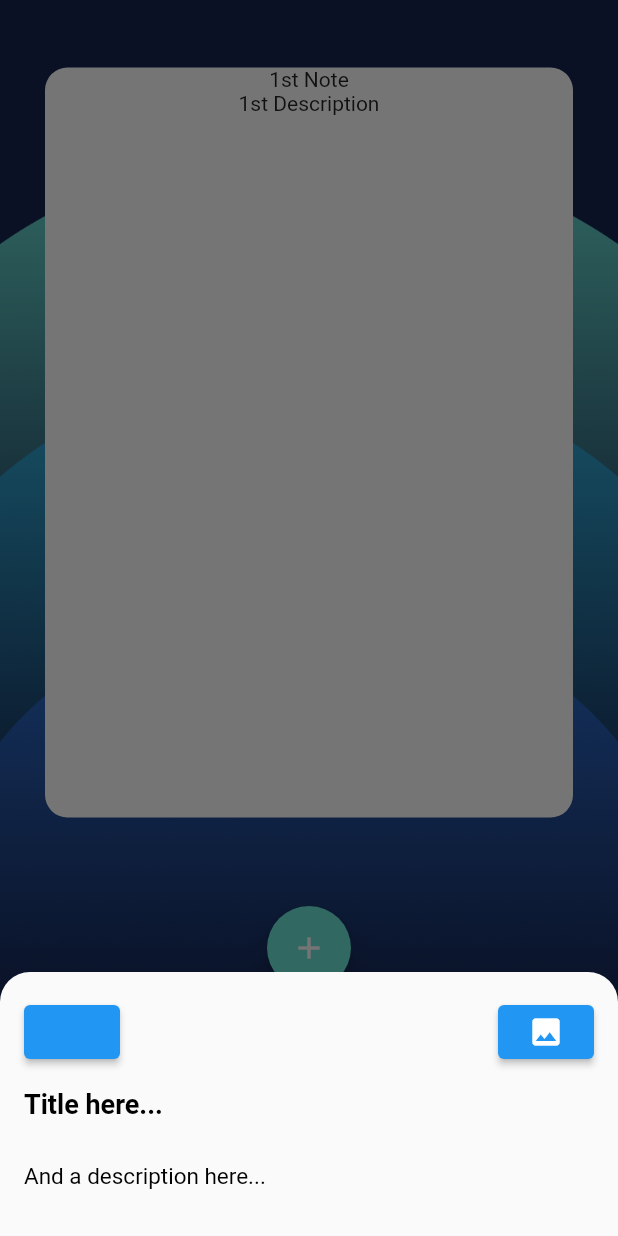
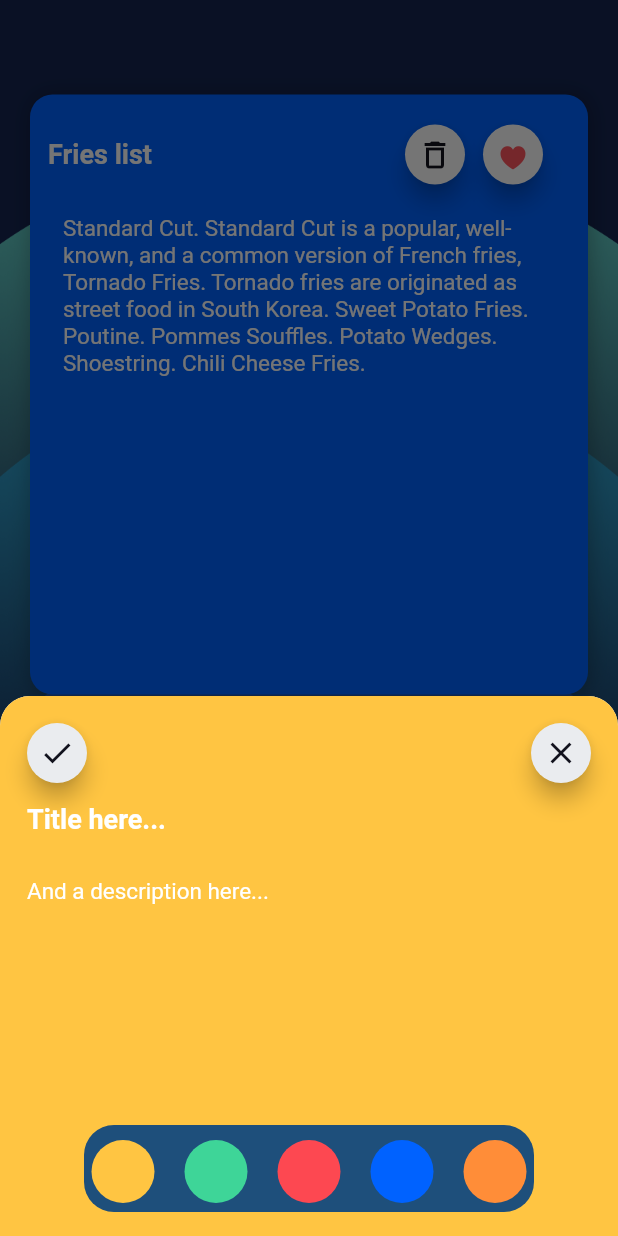
Before and after one commit to Andres-GP/Notastic-App, a Flutter app: the screen it shows after launch, after a tap on the "add" icon, on a phone screen of 412 x 824 dp. Run offline on Flutter 3.47's test engine with Material 2 defaults, Android fonts, the light colour scheme and no system bars; drawn by our look-alikes of lite_rolling_switch.

Commit message:
Generator ui, card ui added, card section ui margin fixes, margin was passed to cards and deleted from the section container (tested)

```diff
--- a/lib/note_operation.dart
+++ b/lib/note_operation.dart
@@ -9,7 +9,7 @@ class NoteOperation extends ChangeNotifier {
   }
 
   NoteOperation() {
-    addNewNote('1st Note', '1st Description');
+    addNewNote('Fries list', 'Standard Cut. Standard Cut is a popular, well-known, and a common version of French fries, Tornado Fries. Tornado fries are originated as street food in South Korea. Sweet Potato Fries. Poutine. Pommes Souffles. Potato Wedges. Shoestring. Chili Cheese Fries.');
   }
 
   void addNewNote(String title, String description) {
--- a/lib/ui/add_note_button.dart
+++ b/lib/ui/add_note_button.dart
@@ -3,6 +3,8 @@ import 'package:flutter/material.dart';
 import 'package:notastic_app/note_operation.dart';
 import 'package:notastic_app/ui/utils/colors.dart';
 import 'package:provider/provider.dart';
+
+import 'color_picker.dart';
 
 class AddNoteButton extends StatefulWidget {
   @override
@@ -42,19 +44,47 @@ class _AddNoteButtonState extends State<AddNoteButton> {
 
   //Note Generator
   Widget buildSheet() => Container(
-    padding: EdgeInsets.all(16),
+
+    child: Stack(
+      children: [
+        ColorPickerWidget(),
+        Container(
+          padding: EdgeInsets.all(18),
           child: Column(
             mainAxisSize: MainAxisSize.min,
             children: [
               Row(
                 children: [
-              ElevatedButton(onPressed: () {
+                  Container(
+                    width: 40,
+                    height: 40,
+
+                    child: FloatingActionButton(
+                      onPressed: () {
                         Provider.of<NoteOperation>(context, listen: false).addNewNote(titleText, descriptionText);
                         Navigator.pop(context);
-                Icon(CupertinoIcons.back);
-              }),
+                      },
+
+                      backgroundColor: AppColor.colorPickerButtonBackgroundColor,
+                      child: Icon(Icons.check,
+                        color: AppColor.colorPickerButtonIconColor,
+                      ),
+                    ),
+                  ),
                   Spacer(),
-              ElevatedButton(onPressed: () => Navigator.of(context).pop(), child: Icon(Icons.image)),
+                  Container(
+                    width: 40,
+                    height: 40,
+
+                    child: FloatingActionButton(
+                      onPressed: () => Navigator.of(context).pop(),
+                      backgroundColor: AppColor.colorPickerButtonBackgroundColor,
+
+                      child: Icon(Icons.close,
+                        color: AppColor.colorPickerButtonIconColor,
+                      ),
+                    ),
+                  ),
                 ],
               ),
               TextField(
@@ -64,8 +94,13 @@ class _AddNoteButtonState extends State<AddNoteButton> {
                     hintStyle: TextStyle(
                         fontSize: 18,
                         fontWeight: FontWeight.bold,
-                color: Colors.black
+                        color: Colors.white
                     )
+                ),
+                style: TextStyle(
+                    fontSize: 18,
+                    fontWeight: FontWeight.bold,
+                    color: Colors.white
                 ),
                 onChanged: (value){
                   titleText = value;
@@ -77,15 +112,21 @@ class _AddNoteButtonState extends State<AddNoteButton> {
                     hintText: "And a description here...",
                     hintStyle: TextStyle(
                         fontSize: 15,
-                      color: Colors.black
+                        color: Colors.white
                     )
+                ),
+                style: TextStyle(
+                    fontSize: 15,
+                    color: Colors.white
                 ),
                 onChanged: (value){
                   descriptionText = value;
                 },
               ),
-
             ],
           ),
+        )
+      ],
+    )
     );
 }
--- /dev/null
+++ b/lib/ui/color_picker.dart
@@ -0,0 +1,128 @@
+import 'package:flutter/material.dart';
+import 'package:notastic_app/ui/utils/colors.dart';
+
+
+
+Color colorPickerColor = AppColor.colorPickerYellow;
+
+//UI
+class ColorPickerWidget extends StatefulWidget {
+  @override
+  _ColorPickerWidgetState createState() => _ColorPickerWidgetState();
+}
+
+class _ColorPickerWidgetState extends State<ColorPickerWidget> {
+
+
+  @override
+  Widget build(BuildContext context) {
+    return Container(
+        decoration: BoxDecoration(
+            color: colorPickerColor,
+            borderRadius: BorderRadius.vertical(
+              top: Radius.circular(20),
+            )
+        ),
+        padding: EdgeInsets.all(16),
+        height: 360,
+        child: Container(
+          margin: const EdgeInsets.only(top: 270),
+          child: MyColorPicker(
+              onSelectColor: (value) {
+                setState(() {
+                  colorPickerColor = value;
+                });
+              },
+              availableColors: [
+                AppColor.colorPickerYellow,
+                AppColor.colorPickerGreen,
+                AppColor.colorPickerRed,
+                AppColor.colorPickerBlue,
+                AppColor.colorPickerOrange,
+              ],
+              initialColor: Colors.yellow),
+        )
+      );
+  }
+}
+
+
+
+
+
+//Logic
+class MyColorPicker extends StatefulWidget {
+  final Function onSelectColor; // This function sends the selected color to outside
+  final List<Color> availableColors; // List of pickable colors
+  final Color initialColor; // The default picked color
+  final bool circleItem; // Determnie shapes of color cells
+
+  MyColorPicker(
+      {@required this.onSelectColor,
+        @required this.availableColors,
+        @required this.initialColor,
+        this.circleItem = true});
+
+  @override
+  _MyColorPickerState createState() => _MyColorPickerState();
+}
+
+class _MyColorPickerState extends State<MyColorPicker> {
+  Color _pickedColor;
+
+  @override
+  void initState() {
+    _pickedColor = widget.initialColor;
+    super.initState();
+  }
+
+  @override
+  Widget build(BuildContext context) {
+    return Container(
+      margin: const EdgeInsets.only(left: 40, right: 40),
+      decoration: BoxDecoration(
+        color: AppColor.colorPickerContainerColor,
+        borderRadius: BorderRadius.circular(20),
+      ),
+      width: double.infinity,
+      height: 200,
+      child: GridView.builder(
+        gridDelegate: SliverGridDelegateWithMaxCrossAxisExtent(
+            maxCrossAxisExtent: 50,
+            childAspectRatio: 1 / 1,
+            crossAxisSpacing: 10,
+            mainAxisSpacing: 10),
+        itemCount: widget.availableColors.length,
+        itemBuilder: (context, index) {
+          final itemColor = widget.availableColors[index];
+          return InkWell(
+            onTap: () {
+              widget.onSelectColor(itemColor);
+              setState(() {
+                _pickedColor = itemColor;
+              });
+            },
+            child: Container(
+              margin: const EdgeInsets.only(top: 10),
+              width: 30,
+              height: 30,
+              decoration: BoxDecoration(
+                  color: itemColor,
+                  shape: widget.circleItem == true
+                      ? BoxShape.circle
+                      : BoxShape.rectangle,),
+              child: itemColor == _pickedColor
+                  ? Center(
+                child: Icon(
+                  Icons.check,
+                  color: Colors.white,
+                ),
+              )
+                  : Container(),
+            ),
+          );
+        },
+      ),
+    );
+  }
+}
--- a/lib/ui/home_screen.dart
+++ b/lib/ui/home_screen.dart
@@ -5,6 +5,7 @@ import 'package:provider/provider.dart';
 import '../note_operation.dart';
 import 'add_note_button.dart';
 import 'background.dart';
+import 'color_picker.dart';
 import 'favorites_screen.dart';
 import 'navigation_widget.dart';
 import 'notes_section.dart';
@@ -16,7 +17,7 @@ class HomeScreen extends StatefulWidget {
 }
 
 class _HomeScreenState extends State<HomeScreen> {
-
+  Color _color = Colors.blue;
   Widget build(BuildContext context) {
     return Scaffold(
       body: Container(
--- a/lib/ui/note_card.dart
+++ b/lib/ui/note_card.dart
@@ -1,6 +1,9 @@
 import 'package:flutter/cupertino.dart';
 import 'package:flutter/material.dart';
+import 'package:notastic_app/ui/utils/colors.dart';
 
+import 'color_picker.dart';
+import 'color_picker.dart';
 import 'note.dart';
 
 
@@ -12,16 +15,98 @@ class NoteCard extends StatelessWidget {
   @override
   Widget build(BuildContext context) {
     return Container(
-      height: 500,
-      margin: const EdgeInsets.only(top: 45),
+      height: 400,
+      margin: const EdgeInsets.only(top: 13, bottom: 12, left: 20, right: 20),
       decoration: BoxDecoration(
-        color: Colors.white,
-        borderRadius: BorderRadius.circular(15)
+        //TODO add color retrieve of the constructed card
+        color: AppColor.colorPickerBlue,
+        borderRadius: BorderRadius.circular(15),
+        boxShadow: [
+          BoxShadow(
+            color: Colors.black26,
+            blurRadius: 12.0,
+            spreadRadius: 1.0,
+            offset: Offset(1.0, 1.0), // shadow direction: bottom right
+          )
+        ],
       ),
       child: Column(
         children: [
-          Text(note.title),
-          Text(note.description)
+
+          //Title
+          Row(
+            children: [
+              Container(
+                alignment: Alignment.centerLeft,
+                height: 40,
+                width: 250,
+                margin: EdgeInsets.only(top: 20),
+                child: Container(
+                  margin: EdgeInsets.only(left: 12),
+                  child: Text(note.title,
+                  style: TextStyle(
+                      fontSize: 18,
+                      fontWeight: FontWeight.bold,
+                      color: Colors.white
+                  ),),
+                ),
+              ),
+              Container(
+                margin: EdgeInsets.only(top: 20),
+                width: 40,
+                height: 40,
+
+                child: FloatingActionButton(
+                  onPressed: () {
+                  },
+
+                  backgroundColor: AppColor.noteButtonBackgroundColor,
+                  child: Icon(Icons.delete_outline,
+                    color: AppColor.noteButtonIconColor,
+                  ),
+                ),
+              ),
+
+              //Spacer
+              Container(
+                width: 12,
+                height: 20,
+              ),
+              Container(
+                margin: EdgeInsets.only(top: 20),
+                width: 40,
+                height: 40,
+
+                child: FloatingActionButton(
+                  onPressed: () {
+                  },
+                  backgroundColor: AppColor.noteButtonBackgroundColor,
+                  child: Container(
+                    margin: EdgeInsets.only(top: 3),
+                    child: Icon(CupertinoIcons.heart_fill,
+                      color: AppColor.noteButtonRedIconColor,
+                      size: 20,
+                    ),
+                  ),
+                ),
+              ),
+            ],
+          ),
+
+          //Title
+          Container(
+            alignment: Alignment.topLeft,
+            height: 320,
+            width: 350,
+            child: Container(
+              margin: EdgeInsets.only(top: 20, left: 11),
+              child: Text(note.description,
+                style: TextStyle(
+                  fontSize: 15,
+                  color: Colors.white,
+                ),),
+            )
+          ),
         ],
       ),
     );
--- a/lib/ui/notes_section.dart
+++ b/lib/ui/notes_section.dart
@@ -1,3 +1,5 @@
+import 'dart:math';
+
 import 'package:flutter/cupertino.dart';
 import 'package:provider/provider.dart';
 
@@ -14,7 +16,7 @@ class _NotesSectionState extends State<NotesSection> {
   Widget build(BuildContext context) {
     return Center(
       child: Container(
-        margin: const EdgeInsets.only(right: 30, left: 30),
+        margin: const EdgeInsets.only(top: 50, bottom: 30),
         child: Consumer<NoteOperation>(
           builder: (context,NoteOperation data, child) {
             return ListView.builder(
--- a/lib/ui/utils/colors.dart
+++ b/lib/ui/utils/colors.dart
@@ -1,15 +1,40 @@
 import 'package:flutter/cupertino.dart';
 
 class AppColor {
+  //Background
   static const Color backgroundPrimaryColor = Color(0xff152551);
+
 
   //Add Notes Button
   static const Color addNoteButtonColor = Color(0xff6AE2D4);
   static const Color addNoteButtonIconColor = Color(0xffFFFFF);
+
 
   //Navigation Switch
   static const Color navigationSwitchBackgroundColor = Color(0xff1E4F7B);
   static const Color navigationSwitchButtonIconYellowColor = Color(0xffFCC342);
   static const Color navigationSwitchButtonIconWhiteColor = Color(0xffFFFFFF);
   static const Color navigationSwitchButtonIconRedColor = Color(0xffFF565E);
+
+
+  //Color Picker
+  static const Color colorPickerYellow = Color(0xffFFC542);
+  static const Color colorPickerGreen = Color(0xff3ED598);
+  static const Color colorPickerRed = Color(0xffFD4851);
+  static const Color colorPickerBlue = Color(0xff0062FF);
+  static const Color colorPickerOrange = Color(0xffFF8D38);
+
+  static const Color colorPickerContainerColor = Color(0xff1E4F7B);
+
+  static const Color colorPickerButtonBackgroundColor = Color(0xffEAECEF);
+  static const Color colorPickerButtonIconColor = Color(0xff12121D);
+
+
+  //Notes
+  static const Color noteButtonBackgroundColor = Color(0xffFFFFFF);
+  static const Color noteButtonIconColor = Color(0xff12121D);
+  static const Color noteButtonRedIconColor = Color(0xffFF565E);
+
+  static const Color noteDefaultOrangeColor = Color(0xffFF8D38);
+
 }
```
Also changed, not shown: lib/main.dart (+1 -9 lines). Lines whose indentation alone changed are shown as unchanged.
